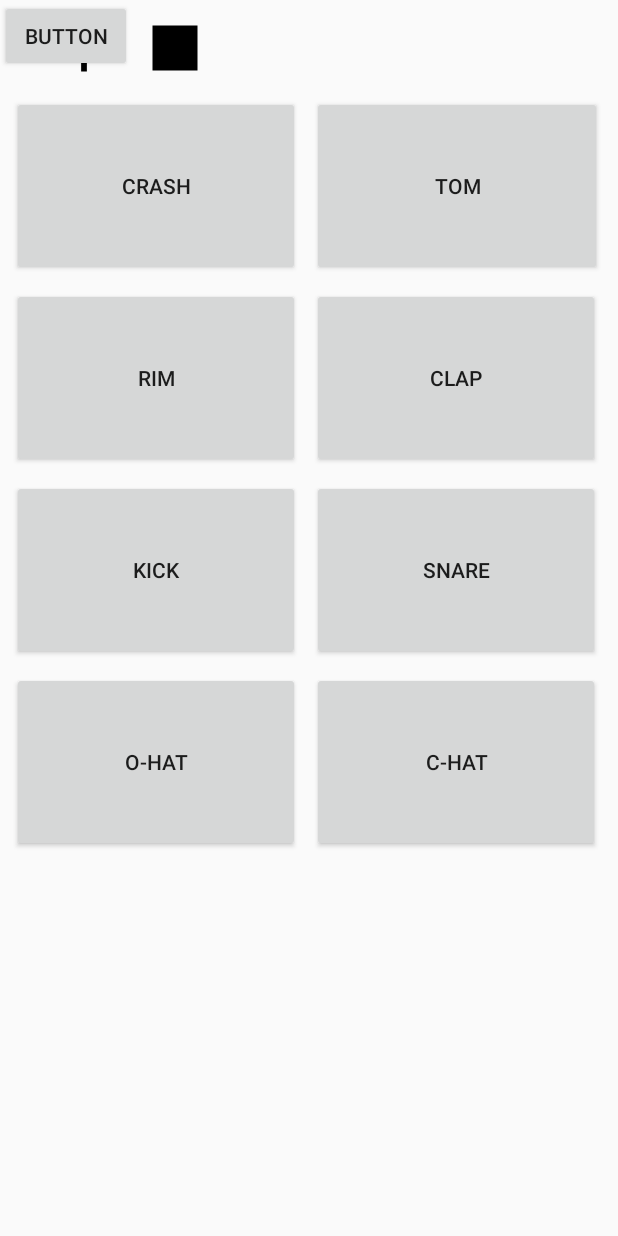
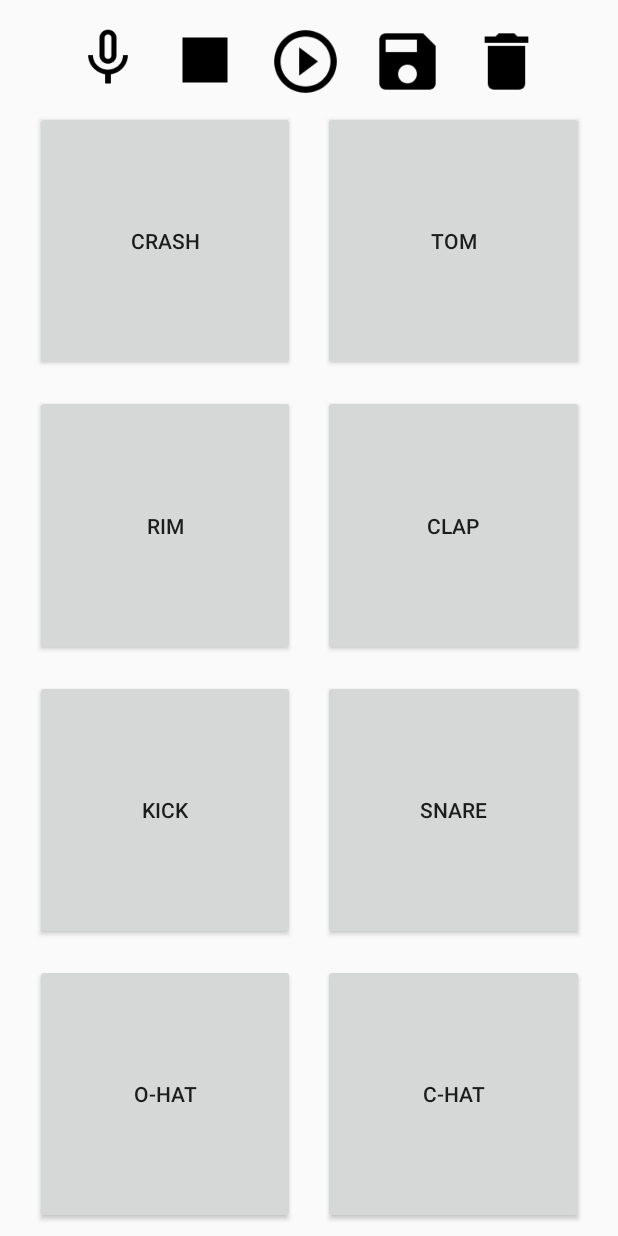
Before and after one commit to sceronio/Tempo-Master, an Android app: the layout fragment_drum.xml on its own in the app's theme, with its tools: preview values and no code run, on a phone screen of 412 x 824 dp. Run offline under Robolectric (Android 15) with nearby library versions, the phone set to English and light mode, and no system bars.

Commit message:
updated UI

```diff
--- a/app/src/main/java/com/example/skyler/guitarapp/DrumFragment.kt
+++ b/app/src/main/java/com/example/skyler/guitarapp/DrumFragment.kt
@@ -69,9 +69,6 @@ class DrumFragment : Fragment() {
          ClickUtils.getStop() to stopButton)
 
         recordButton.setOnClickListener {
-            pop_save.visibility = View.VISIBLE
-            ViewCompat.setTranslationZ(pop_save, -10.0f)
-            //pop_save.bringToFront()
             //reset the variables that keep track of the state of the currently recorded beat
             recordedBeat.reset()
             ClickUtils.clickRecord(buttonMap)
--- a/app/src/main/java/com/example/skyler/guitarapp/RecorderFragment.kt
+++ b/app/src/main/java/com/example/skyler/guitarapp/RecorderFragment.kt
@@ -51,7 +51,7 @@ class RecorderFragment : Fragment() {
 
     override fun onViewCreated(view: View, savedInstanceState: Bundle?) {
         super.onViewCreated(view, savedInstanceState)
-        var buttonMap : Map<String, Button> = hashMapOf(ClickUtils.getPlay() to playButton,
+        /*var buttonMap : Map<String, Button> = hashMapOf(ClickUtils.getPlay() to playButton,
                                                         ClickUtils.getRecord() to recordButton,
                                                         ClickUtils.getStop() to stopButton)
         recordButton.setOnClickListener {
@@ -64,7 +64,7 @@ class RecorderFragment : Fragment() {
 
         playButton.setOnClickListener {
             ClickUtils.clickPlay(buttonMap)
-        }
+        }*/
     }
 
     private fun (() -> Any).withDelay(delay: Long) {
--- a/app/src/main/res/layout/fragment_drum.xml
+++ b/app/src/main/res/layout/fragment_drum.xml
@@ -9,71 +9,74 @@
 
     <Button
         android:id="@+id/kickButton"
-        android:layout_width="192dp"
-        android:layout_height="120dp"
+        android:layout_width="0dp"
+        android:layout_height="0dp"
         android:layout_marginStart="8dp"
-        android:layout_marginLeft="8dp"
         android:layout_marginTop="8dp"
-        android:layout_marginEnd="8dp"
-        android:layout_marginRight="8dp"
+        android:layout_marginEnd="4dp"
+        android:layout_marginBottom="8dp"
         android:text="@string/kick"
-        app:layout_constraintEnd_toStartOf="@+id/clapButton"
-        app:layout_constraintHorizontal_bias="1.0"
-        app:layout_constraintStart_toStartOf="@+id/rimButton"
+        app:layout_constraintBottom_toTopOf="@+id/oHatButton"
+        app:layout_constraintDimensionRatio="1:1"
+        app:layout_constraintEnd_toStartOf="@+id/snareButton"
+        app:layout_constraintStart_toStartOf="parent"
         app:layout_constraintTop_toBottomOf="@+id/rimButton" />
 
     <Button
         android:id="@+id/cHatButton"
-        android:layout_width="192dp"
-        android:layout_height="120dp"
+        android:layout_width="0dp"
+        android:layout_height="0dp"
         android:layout_marginTop="8dp"
         android:layout_marginEnd="8dp"
-        android:layout_marginRight="8dp"
         android:layout_marginBottom="8dp"
         android:text="C-Hat"
         app:layout_constraintBottom_toBottomOf="parent"
-        app:layout_constraintEnd_toEndOf="@+id/snareButton"
-        app:layout_constraintHorizontal_bias="0.0"
-        app:layout_constraintStart_toStartOf="@+id/snareButton"
+        app:layout_constraintDimensionRatio="1:1"
+        app:layout_constraintEnd_toEndOf="parent"
+        app:layout_constraintStart_toEndOf="@+id/oHatButton"
         app:layout_constraintTop_toBottomOf="@+id/snareButton"
         app:layout_constraintVertical_bias="0.0" />
 
     <Button
         android:id="@+id/snareButton"
-        android:layout_width="192dp"
-        android:layout_height="120dp"
+        android:layout_width="0dp"
+        android:layout_height="0dp"
         android:layout_marginTop="8dp"
         android:layout_marginEnd="8dp"
-        android:layout_marginRight="8dp"
+        android:layout_marginBottom="8dp"
         android:text="Snare"
-        app:layout_constraintEnd_toEndOf="@+id/clapButton"
-        app:layout_constraintHorizontal_bias="0.0"
-        app:layout_constraintStart_toStartOf="@+id/clapButton"
+        app:layout_constraintBottom_toTopOf="@+id/cHatButton"
+        app:layout_constraintDimensionRatio="1:1"
+        app:layout_constraintEnd_toEndOf="parent"
+        app:layout_constraintStart_toEndOf="@+id/kickButton"
         app:layout_constraintTop_toBottomOf="@+id/clapButton" />
 
     <Button
         android:id="@+id/oHatButton"
-        android:layout_width="192dp"
-        android:layout_height="120dp"
+        android:layout_width="0dp"
+        android:layout_height="0dp"
+        android:layout_marginStart="8dp"
         android:layout_marginTop="8dp"
-        android:layout_marginEnd="8dp"
+        android:layout_marginEnd="4dp"
         android:layout_marginBottom="8dp"
         android:text="O-Hat"
         app:layout_constraintBottom_toBottomOf="parent"
-        app:layout_constraintEnd_toStartOf="@+id/snareButton"
-        app:layout_constraintStart_toStartOf="@+id/kickButton"
+        app:layout_constraintDimensionRatio="1:1"
+        app:layout_constraintEnd_toStartOf="@+id/cHatButton"
+        app:layout_constraintHorizontal_bias="0.302"
+        app:layout_constraintStart_toStartOf="parent"
         app:layout_constraintTop_toBottomOf="@+id/kickButton"
         app:layout_constraintVertical_bias="0.0" />
 
     <Button
         android:id="@+id/tomButton"
-        android:layout_width="193dp"
-        android:layout_height="120dp"
-        android:layout_marginStart="8dp"
-        android:layout_marginLeft="8dp"
+        android:layout_width="0dp"
+        android:layout_height="0dp"
         android:layout_marginEnd="8dp"
-        android:layout_marginRight="8dp"
+        android:layout_marginBottom="8dp"
         android:text="Tom"
+        app:layout_constraintBottom_toTopOf="@+id/clapButton"
+        app:layout_constraintDimensionRatio="1:1"
         app:layout_constraintEnd_toEndOf="parent"
         app:layout_constraintHorizontal_bias="0.0"
         app:layout_constraintStart_toEndOf="@+id/crashButton"
@@ -81,38 +84,45 @@
 
     <Button
         android:id="@+id/crashButton"
-        android:layout_width="192dp"
-        android:layout_height="120dp"
+        android:layout_width="0dp"
+        android:layout_height="0dp"
         android:layout_marginStart="8dp"
-        android:layout_marginLeft="8dp"
+        android:layout_marginEnd="4dp"
+        android:layout_marginBottom="8dp"
         android:text="Crash"
+        app:layout_constraintBottom_toTopOf="@+id/rimButton"
+        app:layout_constraintDimensionRatio="1:1"
+        app:layout_constraintEnd_toStartOf="@+id/tomButton"
         app:layout_constraintStart_toStartOf="parent"
         app:layout_constraintTop_toBottomOf="@+id/included_recorder" />
 
     <Button
         android:id="@+id/rimButton"
-        android:layout_width="192dp"
-        android:layout_height="120dp"
+        android:layout_width="0dp"
+        android:layout_height="0dp"
         android:layout_marginStart="8dp"
-        android:layout_marginLeft="8dp"
         android:layout_marginTop="8dp"
+        android:layout_marginEnd="4dp"
+        android:layout_marginBottom="8dp"
         android:text="Rim"
-        app:layout_constraintEnd_toEndOf="@+id/crashButton"
-        app:layout_constraintHorizontal_bias="1.0"
-        app:layout_constraintStart_toStartOf="@+id/crashButton"
+        app:layout_constraintBottom_toTopOf="@+id/kickButton"
+        app:layout_constraintDimensionRatio="1:1"
+        app:layout_constraintEnd_toStartOf="@+id/clapButton"
+        app:layout_constraintStart_toStartOf="parent"
         app:layout_constraintTop_toBottomOf="@+id/crashButton" />
 
     <Button
         android:id="@+id/clapButton"
-        android:layout_width="192dp"
-        android:layout_height="120dp"
+        android:layout_width="0dp"
+        android:layout_height="0dp"
         android:layout_marginTop="8dp"
         android:layout_marginEnd="8dp"
-        android:layout_marginRight="8dp"
+        android:layout_marginBottom="8dp"
         android:text="Clap"
-        app:layout_constraintEnd_toEndOf="@+id/tomButton"
-        app:layout_constraintHorizontal_bias="0.0"
-        app:layout_constraintStart_toStartOf="@+id/tomButton"
+        app:layout_constraintBottom_toTopOf="@+id/snareButton"
+        app:layout_constraintDimensionRatio="1:1"
+        app:layout_constraintEnd_toEndOf="parent"
+        app:layout_constraintStart_toEndOf="@+id/rimButton"
         app:layout_constraintTop_toBottomOf="@+id/tomButton" />
 
     <android.support.constraint.Guideline
@@ -134,31 +144,11 @@
         layout="@layout/fragment_recorder"
         android:layout_width="wrap_content"
         android:layout_height="wrap_content"
+        android:layout_marginTop="8dp"
         android:clickable="true"
         android:focusable="true"
         app:layout_constraintEnd_toEndOf="parent"
         app:layout_constraintStart_toStartOf="parent"
         app:layout_constraintTop_toTopOf="parent" />
 
-    <include
-        android:id="@+id/pop_save"
-        layout="@layout/fragment_save_recording_pop_up"
-        android:layout_width="wrap_content"
-        android:layout_height="wrap_content"
-        android:layout_marginTop="260dp"
-        android:clickable="true"
-        android:focusable="true"
-        android:visibility ="gone"
-        app:layout_constraintEnd_toEndOf="parent"
-        app:layout_constraintHorizontal_bias="0.375"
-        app:layout_constraintStart_toStartOf="parent"
-        app:layout_constraintTop_toTopOf="parent" />
-
-    <Button
-        android:id="@+id/button"
-        android:layout_width="wrap_content"
-        android:layout_height="wrap_content"
-        android:text="Button"
-        tools:layout_editor_absoluteX="172dp"
-        tools:layout_editor_absoluteY="612dp" />
 </android.support.constraint.ConstraintLayout>
--- a/app/src/main/res/layout/fragment_recorder.xml
+++ b/app/src/main/res/layout/fragment_recorder.xml
@@ -12,11 +12,9 @@
         android:id="@+id/recordButton"
         android:layout_width="45dp"
         android:layout_height="45dp"
-        android:layout_marginStart="24dp"
+        android:layout_marginStart="44dp"
         android:layout_marginTop="8dp"
-        android:layout_marginEnd="24dp"
         android:background="@drawable/record_button"
-        app:layout_constraintEnd_toStartOf="@+id/stopButton"
         app:layout_constraintStart_toStartOf="parent"
         app:layout_constraintTop_toTopOf="parent" />
 
@@ -24,12 +22,28 @@
         android:id="@+id/stopButton"
         android:layout_width="60dp"
         android:layout_height="60dp"
-        android:layout_marginStart="8dp"
+        android:layout_marginStart="12dp"
         android:layout_marginTop="2dp"
         android:layout_marginBottom="2dp"
         android:background="@drawable/stop_button"
         app:layout_constraintBottom_toBottomOf="parent"
         app:layout_constraintStart_toEndOf="@+id/recordButton"
+        app:layout_constraintTop_toTopOf="parent"
+        app:layout_constraintVertical_bias="0.0" />
+
+    <Button
+        android:id="@+id/playButton"
+        android:layout_width="50dp"
+        android:layout_height="50dp"
+        android:layout_marginStart="12dp"
+        android:layout_marginTop="8dp"
+        android:layout_marginEnd="124dp"
+        android:layout_marginBottom="8dp"
+        android:background="@drawable/play_button"
+        app:layout_constraintBottom_toBottomOf="parent"
+        app:layout_constraintEnd_toEndOf="parent"
+        app:layout_constraintHorizontal_bias="0.0"
+        app:layout_constraintStart_toEndOf="@+id/stopButton"
         app:layout_constraintTop_toTopOf="parent"
         app:layout_constraintVertical_bias="0.0" />
 
@@ -54,4 +68,27 @@
         android:orientation="horizontal"
         app:layout_constraintGuide_begin="56dp" />
 
+    <Button
+        android:id="@+id/saveButton"
+        android:layout_width="50dp"
+        android:layout_height="50dp"
+        android:layout_marginStart="18dp"
+        android:layout_marginTop="8dp"
+        android:background="@drawable/save_button"
+        app:layout_constraintStart_toEndOf="@+id/playButton"
+        app:layout_constraintTop_toTopOf="parent" />
+
+    <Button
+        android:id="@+id/discardButton"
+        android:layout_width="50dp"
+        android:layout_height="50dp"
+        android:layout_marginStart="16dp"
+        android:layout_marginTop="8dp"
+        android:layout_marginEnd="44dp"
+        android:background="@drawable/delete_button"
+        app:layout_constraintEnd_toEndOf="parent"
+        app:layout_constraintHorizontal_bias="0.0"
+        app:layout_constraintStart_toEndOf="@+id/saveButton"
+        app:layout_constraintTop_toTopOf="parent" />
+
 </android.support.constraint.ConstraintLayout>
```
Also changed, not shown: app/src/main/res/drawable/delete_button.png (added), app/src/main/res/drawable/save_button.png (added).
